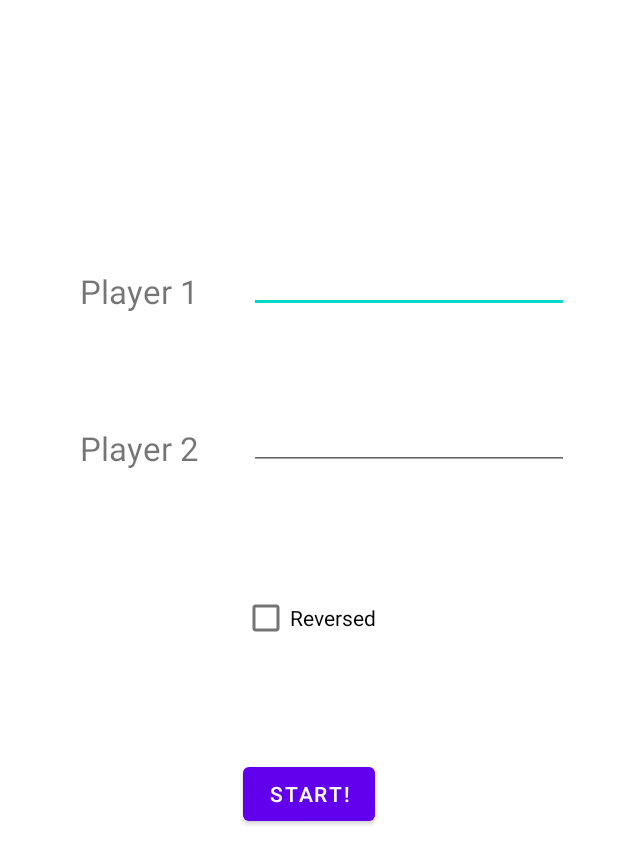
After one commit to aw3335/Final-Project, an Android app: the layout dialog_tic_tac_toe.xml on its own in the app's theme, with its tools: preview values and no code run, on a phone screen of 412 x 824 dp. The commit adds this screen. Shown: the top 864 px of the screen. Run offline under Robolectric (Android 15) with nearby library versions, the phone set to English and light mode, and no system bars.

Commit message:
Luke - tictactoe XML

```diff
--- /dev/null
+++ b/app/src/main/res/layout/dialog_tic_tac_toe.xml
@@ -0,0 +1,78 @@
+<?xml version="1.0" encoding="utf-8"?>
+<androidx.constraintlayout.widget.ConstraintLayout
+    xmlns:android="http://schemas.android.com/apk/res/android"
+    xmlns:app="http://schemas.android.com/apk/res-auto"
+    xmlns:tools="http://schemas.android.com/tools"
+    android:layout_width="match_parent"
+    android:layout_height="match_parent">
+
+    <TextView
+        android:id="@+id/textView2"
+        android:layout_width="wrap_content"
+        android:layout_height="wrap_content"
+        android:text="@string/player_1"
+        android:textSize="22sp"
+        app:layout_constraintBottom_toTopOf="@+id/chk_reversed"
+        app:layout_constraintEnd_toEndOf="parent"
+        app:layout_constraintHorizontal_bias="0.16"
+        app:layout_constraintStart_toStartOf="parent"
+        app:layout_constraintTop_toTopOf="parent" />
+
+    <TextView
+        android:id="@+id/textView3"
+        android:layout_width="wrap_content"
+        android:layout_height="wrap_content"
+        android:text="@string/player_2"
+        android:textSize="22sp"
+        app:layout_constraintBottom_toTopOf="@+id/chk_reversed"
+        app:layout_constraintEnd_toEndOf="@+id/textView2"
+        app:layout_constraintStart_toStartOf="@+id/textView2"
+        app:layout_constraintTop_toBottomOf="@+id/textView2" />
+
+    <CheckBox
+        android:id="@+id/chk_reversed"
+        android:layout_width="wrap_content"
+        android:layout_height="wrap_content"
+        android:text="@string/reversed"
+        app:layout_constraintBottom_toBottomOf="parent"
+        app:layout_constraintEnd_toEndOf="parent"
+        app:layout_constraintStart_toStartOf="parent"
+        app:layout_constraintTop_toTopOf="parent" />
+
+    <EditText
+        android:id="@+id/edt_player_one"
+        android:layout_width="wrap_content"
+        android:layout_height="wrap_content"
+        android:ems="10"
+        android:inputType="textPersonName"
+        android:text=""
+        app:layout_constraintBottom_toBottomOf="@+id/textView2"
+        app:layout_constraintEnd_toEndOf="parent"
+        app:layout_constraintStart_toEndOf="@+id/textView2"
+        app:layout_constraintTop_toTopOf="@+id/textView2"
+        app:layout_constraintVertical_bias="1.0" />
+
+    <EditText
+        android:id="@+id/edt_player_two"
+        android:layout_width="wrap_content"
+        android:layout_height="wrap_content"
+        android:ems="10"
+        android:inputType="textPersonName"
+        android:text=""
+        app:layout_constraintBottom_toBottomOf="@+id/textView3"
+        app:layout_constraintEnd_toEndOf="parent"
+        app:layout_constraintStart_toEndOf="@+id/textView3"
+        app:layout_constraintTop_toTopOf="@+id/textView3"
+        app:layout_constraintVertical_bias="1.0" />
+
+    <Button
+        android:id="@+id/btn_submit"
+        android:layout_width="wrap_content"
+        android:layout_height="wrap_content"
+        android:text="@string/start"
+        app:layout_constraintBottom_toBottomOf="parent"
+        app:layout_constraintEnd_toEndOf="@+id/chk_reversed"
+        app:layout_constraintStart_toStartOf="@+id/chk_reversed"
+        app:layout_constraintTop_toBottomOf="@+id/chk_reversed"
+        app:layout_constraintVertical_bias="0.204" />
+</androidx.constraintlayout.widget.ConstraintLayout>
--- a/app/src/main/res/values/strings.xml
+++ b/app/src/main/res/values/strings.xml
@@ -2,4 +2,8 @@
     <string name="app_name">Final Project</string>
     <!-- TODO: Remove or change this placeholder text -->
     <string name="hello_blank_fragment">Hello blank fragment</string>
+    <string name="player_1">Player 1</string>
+    <string name="player_2">Player 2</string>
+    <string name="reversed">Reversed</string>
+    <string name="start">Start!</string>
 </resources>
```
Also changed, not shown: app/src/main/res/layout/fragment_tic_tac_toe.xml (+85 -7 lines), app/src/main/res/drawable-v24/ic_empty.png (added), app/src/main/res/drawable-v24/ic_o.png (added), app/src/main/res/drawable-v24/ic_x.png (added).
